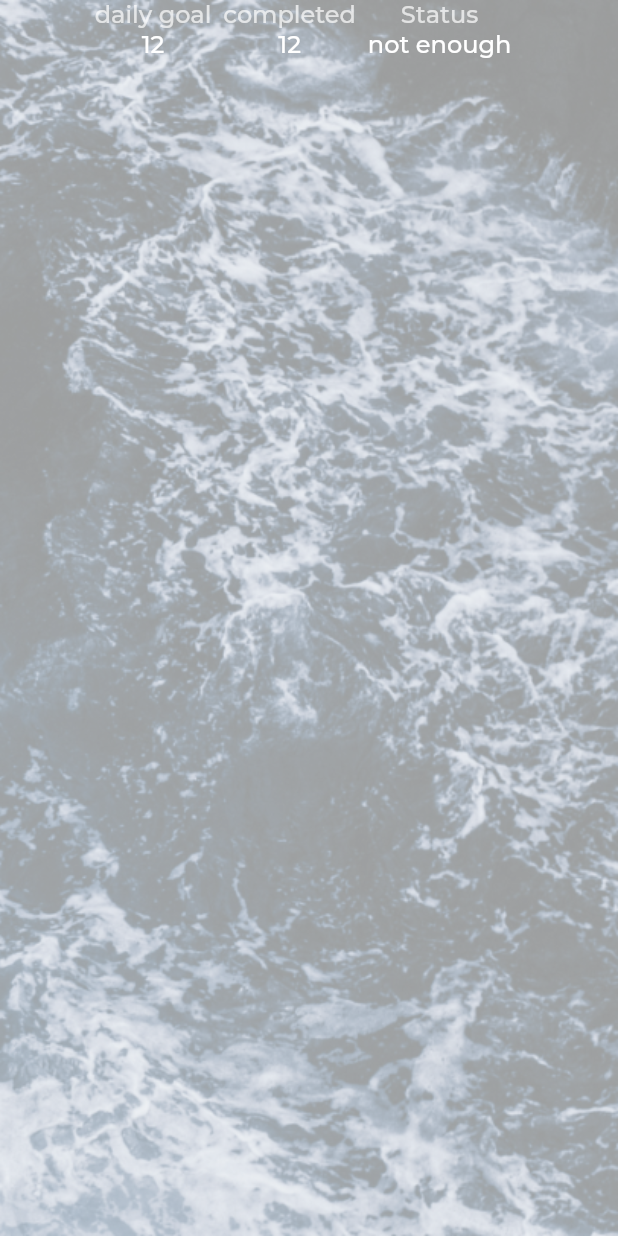
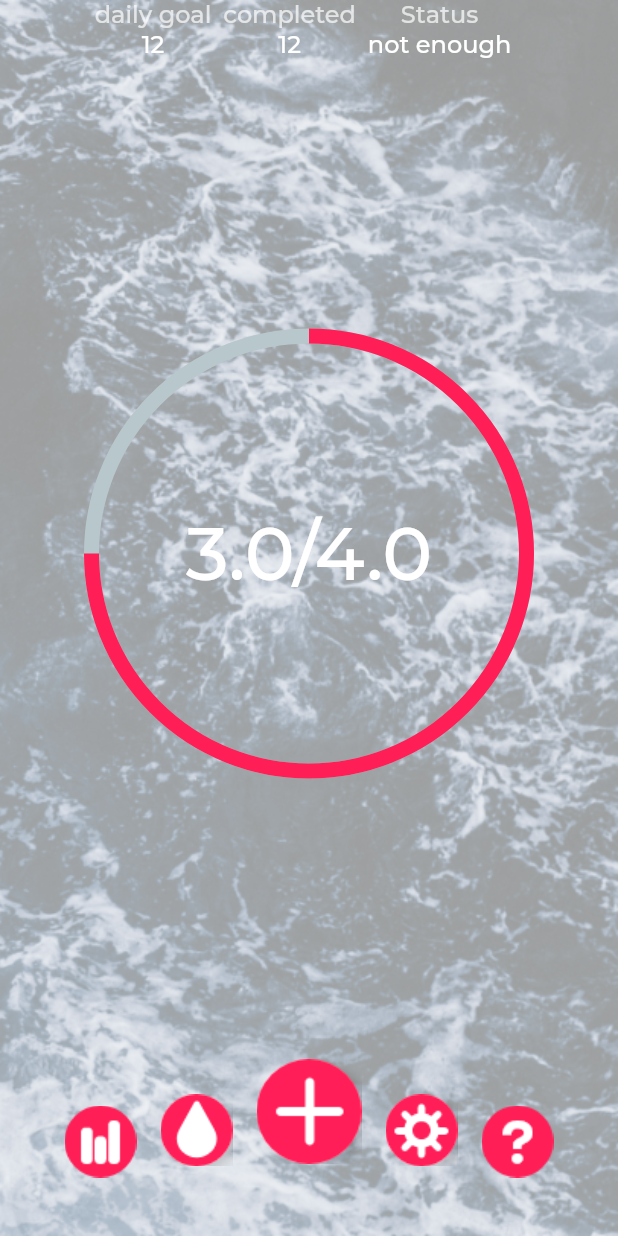
Before and after one commit to bonsoirelliot/water_reminder, a Flutter app: the screen it shows after launch, after a tap on "continue", on a phone screen of 412 x 824 dp. Run offline on Flutter 3.47's test engine with Material 2 defaults, Android fonts, the phone set to English and light mode, and no system bars; drawn by our look-alikes of percent_indicator.

Commit message:
Progress indicator and buttons were added

```diff
--- a/lib/main.dart
+++ b/lib/main.dart
@@ -1,7 +1,11 @@
 import 'package:flutter/material.dart';
-import 'round_slider_track_shape.dart';
 import 'style.dart';
-import 'custom_slider_thumb.dart';
+import 'widgets/toggle.dart';
+import 'widgets/custom_slider.dart';
+import 'widgets/custom_button.dart';
+import 'widgets/button_panel.dart';
+import 'widgets/status_bar.dart';
+import 'package:percent_indicator/circular_percent_indicator.dart';
 
 void main() => runApp(MyApp());
 
@@ -77,133 +81,6 @@ class SpaceWithSlider extends StatelessWidget {
   }
 }
 
-class CustomSlider extends StatefulWidget {
-  final double minValue;
-  final double maxValue;
-
-  const CustomSlider({Key key, this.minValue, this.maxValue}) : super(key: key);
-  @override
-  _CustomSliderState createState() => _CustomSliderState();
-}
-
-class _CustomSliderState extends State<CustomSlider> {
-  double _continuousValue = 50;
-  int intvalue;
-
-  @override
-  Widget build(BuildContext context) {
-    return Container(
-      child: SliderTheme(
-        data: SliderTheme.of(context).copyWith(
-          activeTrackColor: Color(0xFFFF1E56),
-          inactiveTrackColor: Color(0xFFFF1E56),
-          trackShape: RoundSliderTrackShape(radius: 8),
-          trackHeight: 8.0,
-          thumbColor: Colors.white,
-          thumbShape: CustomSliderThumbShape(thumbRadius: 11),
-          overlayColor: Colors.red.withAlpha(32),
-          overlayShape: RoundSliderOverlayShape(overlayRadius: 28.0),
-          valueIndicatorShape: PaddleSliderValueIndicatorShape(),
-          valueIndicatorColor: Color(0xFFFF1E56),
-          valueIndicatorTextStyle: SmallTextStyle,
-        ),
-        child: Slider(
-            value: _continuousValue,
-            min: widget.minValue,
-            max: widget.maxValue,
-            label: intvalue.toString(),
-            divisions: 191,
-            onChanged: (value) {
-              setState(() {
-                _continuousValue = value;
-                intvalue = _continuousValue.toInt();
-              });
-            }),
-      ),
-    );
-  }
-}
-
-class CustomButton extends StatelessWidget {
-  final VoidCallback callback;
-  final String text;
-
-  const CustomButton({Key key, this.callback, this.text}) : super(key: key);
-  @override
-  Widget build(BuildContext context) {
-    return Container(
-      padding: EdgeInsets.all(10.0),
-      child: Material(
-        elevation: 6.0,
-        color: Color(0xFFFF1E56),
-        borderRadius: BorderRadius.circular(50.0),
-        child: MaterialButton(
-          onPressed: callback,
-          minWidth: 260.0,
-          height: 45.0,
-          child: Text(
-            text,
-            style: MediumTextStyle,
-          ),
-        ),
-      ),
-    );
-  }
-}
-
-class Toggle extends StatefulWidget {
-  @override
-  _ToggleState createState() => _ToggleState();
-}
-
-class _ToggleState extends State<Toggle> {
-  List<bool> isSelected = [false, false];
-
-  @override
-  Widget build(BuildContext context) {
-    return ToggleButtons(
-        children: <Widget>[
-          Container(
-            child: Text(
-              'man',
-              style: MediumTextStyle,
-              textAlign: TextAlign.center,
-            ),
-            width: 130,
-            height: 45,
-            padding: EdgeInsets.only(top: 10),
-          ),
-          Container(
-            child: Text(
-              'woman',
-              style: MediumTextStyle,
-              textAlign: TextAlign.center,
-            ),
-            width: 130,
-            height: 45,
-            padding: EdgeInsets.only(top: 10),
-          )
-        ],
-        fillColor: Color(0xFFFF1E56),
-        disabledColor: Colors.white,
-        selectedColor: Colors.transparent,
-        renderBorder: false,
-        isSelected: isSelected,
-        borderRadius: BorderRadius.circular(50),
-        onPressed: (int index) {
-          setState(() {
-            for (int indexBtn = 0; indexBtn < isSelected.length; indexBtn++) {
-              if (indexBtn == index) {
-                isSelected[indexBtn] = !isSelected[indexBtn];
-              } else {
-                isSelected[indexBtn] = false;
-              }
-            }
-          });
-        });
-  }
-}
-
 class HomePage extends StatelessWidget {
   static const String id = 'HOMESCREEN';
 
@@ -214,7 +91,10 @@ class HomePage extends StatelessWidget {
             child: Column(
           children: <Widget>[
             StatusBar(),
+            DailyGoalIndicator(),
+            ButtonsPanel(),
           ],
+          mainAxisAlignment: MainAxisAlignment.spaceBetween,
         )),
         decoration: CommonDecoration,
       ),
@@ -223,57 +103,25 @@ class HomePage extends StatelessWidget {
   }
 }
 
-class StatusBar extends StatelessWidget {
+double percent = 3;
+double goal = 4;
+
+class DailyGoalIndicator extends StatelessWidget {
+  const DailyGoalIndicator({Key key}) : super(key: key);
+
+  @override
   Widget build(BuildContext context) {
-    return Row(
-      children: <Widget>[
-        Column(
-          children: <Widget>[
-            Text(
-              'daily goal',
-              style: HomePageTextStyle,
-            ),
-            Text(
-              '12',
-              style: HomePageValueTextStyle,
-            ),
-          ],
+    return Container(
+      child: CircularPercentIndicator(
+        radius: 300,
+        progressColor: Color(0xFFFF1E56),
+        percent: percent / goal,
+        lineWidth: 10,
+        center: new Text(
+          "$percent/$goal",
+          style: IndicatorTextStyle,
         ),
-        SizedBox(
-          width: 8,
-        ),
-        Column(
-          children: <Widget>[
-            Text(
-              'completed',
-              style: HomePageTextStyle,
-            ),
-            Text(
-              '12',
-              style: HomePageValueTextStyle,
-            ),
-          ],
-        ),
-        SizedBox(
-          width: 8,
-        ),
-        Column(
-          children: <Widget>[
-            Text(
-              'Status',
-              style: HomePageTextStyle,
-            ),
-            Text(
-              'not enough',
-              style: HomePageValueTextStyle,
-            ),
-          ],
-        ),
-        SizedBox(
-          width: 8,
-        ),
-      ],
-      mainAxisAlignment: MainAxisAlignment.center,
+      ),
     );
   }
 }
--- a/lib/style.dart
+++ b/lib/style.dart
@@ -3,6 +3,7 @@ import 'package:flutter/material.dart';
 const MediumTextSize = 20.0;
 const SmallTextSize = 12.0;
 const HomePageSize = 16.0;
+const IndicatorTextSize = 50.0;
 
 const String FontNameDefault = 'Montserrat';
 
@@ -41,6 +42,12 @@ const HomePageValueTextStyle = TextStyle(
   color: Colors.white,
 );
 
+const IndicatorTextStyle = TextStyle(
+  fontFamily: FontNameDefault,
+  fontWeight: FontWeight.w400,
+  fontSize: IndicatorTextSize,
+  color: Colors.white,
+);
 
 const CommonDecoration = BoxDecoration(
     image: DecorationImage(
--- /dev/null
+++ b/lib/widgets/button_panel.dart
@@ -0,0 +1,52 @@
+import 'package:flutter/material.dart';
+
+class ButtonsPanel extends StatefulWidget {
+  ButtonsPanel({Key key}) : super(key: key);
+
+  @override
+  _ButtonsPanelState createState() => _ButtonsPanelState();
+}
+
+class _ButtonsPanelState extends State<ButtonsPanel> {
+  @override
+  Widget build(BuildContext context) {
+    return Container(
+      child: new Row(
+        children: <Widget>[
+          new Container(
+              child: new IconButton(
+                  icon: new Image.asset("assets/icons/statistics.png"),
+                  iconSize: 48,
+                  onPressed: null)),
+          new Container(
+            child: new IconButton(
+                icon: new Image.asset("assets/icons/waterstatistic.png"),
+                iconSize: 48,
+                onPressed: null),
+            padding: EdgeInsets.only(bottom: 15),
+          ),
+          new Container(
+            child: new IconButton(
+                icon: new Image.asset("assets/icons/add.png"),
+                iconSize: 70,
+                onPressed: null),
+            padding: EdgeInsets.only(bottom: 40),
+          ),
+          new Container(
+            child: new IconButton(
+                icon: new Image.asset("assets/icons/settings.png"),
+                iconSize: 48,
+                onPressed: null),
+            padding: EdgeInsets.only(bottom: 15),
+          ),
+          new Container(
+              child: new IconButton(
+                  icon: new Image.asset("assets/icons/question.png"),
+                  iconSize: 48,
+                  onPressed: null)),
+        ],
+        mainAxisAlignment: MainAxisAlignment.center,
+      ),
+    );
+  }
+}
--- /dev/null
+++ b/lib/widgets/custom_button.dart
@@ -0,0 +1,29 @@
+import 'package:flutter/material.dart';
+import 'package:water_reminder/style.dart';
+
+class CustomButton extends StatelessWidget {
+  final VoidCallback callback;
+  final String text;
+
+  const CustomButton({Key key, this.callback, this.text}) : super(key: key);
+  @override
+  Widget build(BuildContext context) {
+    return Container(
+      padding: EdgeInsets.all(10.0),
+      child: Material(
+        elevation: 6.0,
+        color: Color(0xFFFF1E56),
+        borderRadius: BorderRadius.circular(50.0),
+        child: MaterialButton(
+          onPressed: callback,
+          minWidth: 260.0,
+          height: 45.0,
+          child: Text(
+            text,
+            style: MediumTextStyle,
+          ),
+        ),
+      ),
+    );
+  }
+}
--- /dev/null
+++ b/lib/widgets/custom_slider.dart
@@ -0,0 +1,51 @@
+import 'package:flutter/material.dart';
+import 'custom_slider_thumb.dart';
+import 'package:water_reminder/style.dart';
+import 'round_slider_track_shape.dart';
+
+class CustomSlider extends StatefulWidget {
+  final double minValue;
+  final double maxValue;
+
+  const CustomSlider({Key key, this.minValue, this.maxValue}) : super(key: key);
+  @override
+  _CustomSliderState createState() => _CustomSliderState();
+}
+
+class _CustomSliderState extends State<CustomSlider> {
+  double _continuousValue = 50;
+  int intvalue;
+
+  @override
+  Widget build(BuildContext context) {
+    return Container(
+      child: SliderTheme(
+        data: SliderTheme.of(context).copyWith(
+          activeTrackColor: Color(0xFFFF1E56),
+          inactiveTrackColor: Color(0xFFFF1E56),
+          trackShape: RoundSliderTrackShape(radius: 8),
+          trackHeight: 8.0,
+          thumbColor: Colors.white,
+          thumbShape: CustomSliderThumbShape(thumbRadius: 11),
+          overlayColor: Colors.red.withAlpha(32),
+          overlayShape: RoundSliderOverlayShape(overlayRadius: 28.0),
+          valueIndicatorShape: PaddleSliderValueIndicatorShape(),
+          valueIndicatorColor: Color(0xFFFF1E56),
+          valueIndicatorTextStyle: SmallTextStyle,
+        ),
+        child: Slider(
+            value: _continuousValue,
+            min: widget.minValue,
+            max: widget.maxValue,
+            label: intvalue.toString(),
+            divisions: 191,
+            onChanged: (value) {
+              setState(() {
+                _continuousValue = value;
+                intvalue = _continuousValue.toInt();
+              });
+            }),
+      ),
+    );
+  }
+}
--- /dev/null
+++ b/lib/widgets/status_bar.dart
@@ -0,0 +1,57 @@
+import 'package:flutter/material.dart';
+import 'package:water_reminder/style.dart';
+
+class StatusBar extends StatelessWidget {
+  Widget build(BuildContext context) {
+    return Row(
+      children: <Widget>[
+        Column(
+          children: <Widget>[
+            Text(
+              'daily goal',
+              style: HomePageTextStyle,
+            ),
+            Text(
+              '12',
+              style: HomePageValueTextStyle,
+            ),
+          ],
+        ),
+        SizedBox(
+          width: 8,
+        ),
+        Column(
+          children: <Widget>[
+            Text(
+              'completed',
+              style: HomePageTextStyle,
+            ),
+            Text(
+              '12',
+              style: HomePageValueTextStyle,
+            ),
+          ],
+        ),
+        SizedBox(
+          width: 8,
+        ),
+        Column(
+          children: <Widget>[
+            Text(
+              'Status',
+              style: HomePageTextStyle,
+            ),
+            Text(
+              'not enough',
+              style: HomePageValueTextStyle,
+            ),
+          ],
+        ),
+        SizedBox(
+          width: 8,
+        ),
+      ],
+      mainAxisAlignment: MainAxisAlignment.center,
+    );
+  }
+}
--- /dev/null
+++ b/lib/widgets/toggle.dart
@@ -0,0 +1,55 @@
+import 'package:flutter/material.dart';
+import '../style.dart';
+
+class Toggle extends StatefulWidget {
+  @override
+  _ToggleState createState() => _ToggleState();
+}
+
+class _ToggleState extends State<Toggle> {
+  List<bool> isSelected = [false, false];
+
+  @override
+  Widget build(BuildContext context) {
+    return ToggleButtons(
+        children: <Widget>[
+          Container(
+            child: Text(
+              'man',
+              style: MediumTextStyle,
+              textAlign: TextAlign.center,
+            ),
+            width: 130,
+            height: 45,
+            padding: EdgeInsets.only(top: 10),
+          ),
+          Container(
+            child: Text(
+              'woman',
+              style: MediumTextStyle,
+              textAlign: TextAlign.center,
+            ),
+            width: 130,
+            height: 45,
+            padding: EdgeInsets.only(top: 10),
+          )
+        ],
+        fillColor: Color(0xFFFF1E56),
+        disabledColor: Colors.white,
+        selectedColor: Colors.transparent,
+        renderBorder: false,
+        isSelected: isSelected,
+        borderRadius: BorderRadius.circular(50),
+        onPressed: (int index) {
+          setState(() {
+            for (int indexBtn = 0; indexBtn < isSelected.length; indexBtn++) {
+              if (indexBtn == index) {
+                isSelected[indexBtn] = !isSelected[indexBtn];
+              } else {
+                isSelected[indexBtn] = false;
+              }
+            }
+          });
+        });
+  }
+}
--- a/pubspec.yaml
+++ b/pubspec.yaml
@@ -17,6 +17,7 @@ environment:
   sdk: ">=2.1.0 <3.0.0"
 
 dependencies:
+  percent_indicator: "^2.1.7+2"
   flutter:
     sdk: flutter
 
@@ -43,6 +44,7 @@ flutter:
   # To add assets to your application, add an assets section, like this:
   assets:
     - assets/images/
+    - assets/icons/
 
   # An image asset can refer to one or more resolution-specific "variants", see
   # https://flutter.dev/assets-and-images/#resolution-aware.
```
Also changed, not shown: assets/icons/add.png, assets/icons/settings.png, assets/icons/waterstatistic.png, lib/widgets/custom_slider_thumb.dart (renamed from lib/custom_slider_thumb.dart), lib/widgets/round_slider_track_shape.dart (renamed from lib/round_slider_track_shape.dart), pubspec.lock.
